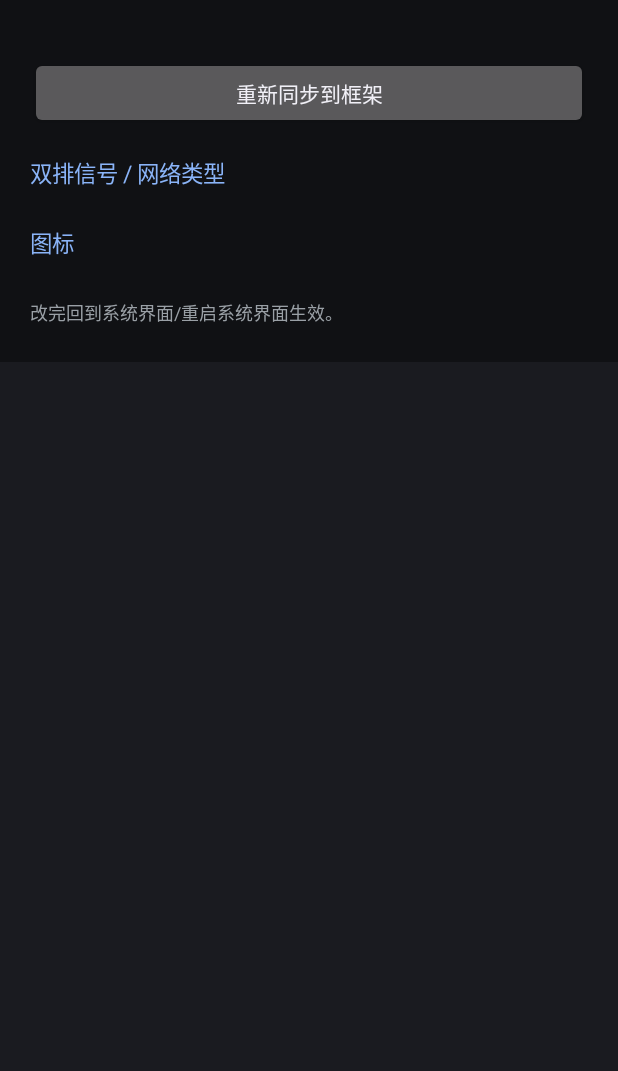
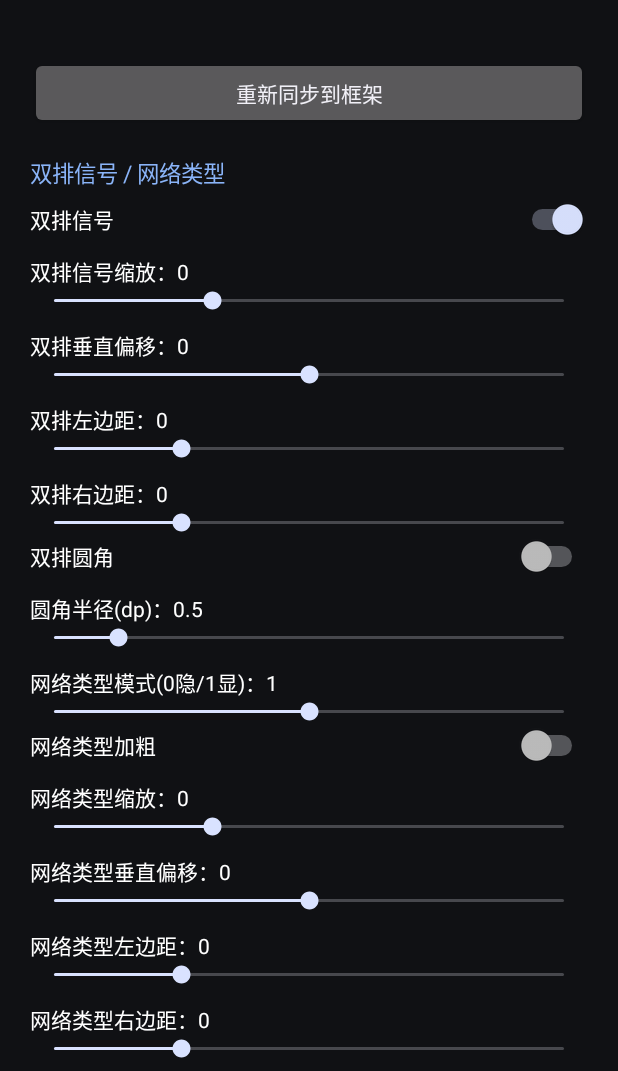
Before and after one commit to zaq1255/hyperchanger-sb, an Android app: the screen it shows after launch (SettingsActivity), on a phone screen of 412 x 824 dp, the part 165-1236 px from its top. Run offline under Robolectric (Android 15) with nearby library versions, the phone set to English and light mode, and no system bars; libraries missing offline, so code that uses them is left out: io.github.libxposed.service; 2 statements that could not run were skipped.

Commit message:
fix: clean settings activity

```diff
--- a/app/src/main/java/btm/m/os4/systemuihook/SettingsActivity.kt
+++ b/app/src/main/java/btm/m/os4/systemuihook/SettingsActivity.kt
@@ -6,7 +6,7 @@ import android.content.Context
 import android.content.SharedPreferences
 import android.graphics.Color
 import android.os.Bundle
-import android.view.Gravity
+import android.util.TypedValue
 import android.view.ViewGroup
 import android.widget.Button
 import android.widget.LinearLayout
@@ -16,140 +16,151 @@ import android.widget.Switch
 import android.widget.TextView
 import kotlin.math.roundToInt
 
-/** Minimal status-bar settings screen (classic Views). Writes to local + framework remote prefs. */
+/** Minimal status-bar settings screen (classic Views). Writes local + framework remote prefs. */
 class SettingsActivity : Activity() {
     private val G = REMOTE_PREFERENCE_GROUP
-    private var status: TextView? = null
+    private var root: LinearLayout? = null
+    private var statusView: TextView? = null
 
     override fun onCreate(savedInstanceState: Bundle?) {
         super.onCreate(savedInstanceState)
-        val root = LinearLayout(this).apply {
-            orientation = LinearLayout.VERTICAL
-            setPadding(dp(20), dp(24), dp(20), dp(24))
-            setBackgroundColor(Color.parseColor("#101114"))
+        val r = LinearLayout(this)
+        r.orientation = LinearLayout.VERTICAL
+        r.setPadding(dp(20), dp(24), dp(20), dp(24))
+        r.setBackgroundColor(Color.parseColor("#101114"))
+        root = r
+
+        addTitle(r, "SBOnly · 状态栏")
+        statusView = addStatus(r)
+        val sync = Button(this)
+        sync.text = "重新同步到框架"
+        sync.setOnClickListener {
+            SbApp.holder?.let { SbApp.syncAllToRemote(it) }
+            refreshStatus()
         }
-        val title = TextView(this).apply {
-            text = "SBOnly · 状态栏"
-            setTextSize(android.util.TypedValue.COMPLEX_UNIT_SP, 20f)
-            setTextColor(Color.WHITE)
-        }
-        root.addView(title)
-        status = TextView(this).apply {
-            setTextSize(android.util.TypedValue.COMPLEX_UNIT_SP, 13f)
-            setTextColor(Color.parseColor("#9AA0A6"))
-            setPadding(0, dp(6), 0, dp(14))
-            text = connStatus()
-        }
-        root.addView(status)
-        val sync = Button(this).apply {
-            text = "重新同步到框架"
-            setOnClickListener { SbApp.holder?.let { SbApp.syncAllToRemote(it) }; refreshStatus() }
-        }
-        root.addView(sync)
-        root.addView(label("双排信号 / 网络类型"))
-        sw("双排信号", KEY_STACKED_MOBILE_SIGNAL_ENABLED, false)
-        sf("双排信号缩放", KEY_STACKED_MOBILE_SIGNAL_SCALE, -0.9f, 2.0f, 0.1f, 0f)
-        sf("双排垂直偏移", KEY_STACKED_MOBILE_SIGNAL_VERTICAL_OFFSET, -30f, 30f, 1f, 0f)
-        sf("双排左边距", KEY_STACKED_MOBILE_SIGNAL_LEFT_MARGIN, -20f, 60f, 1f, 0f)
-        sf("双排右边距", KEY_STACKED_MOBILE_SIGNAL_RIGHT_MARGIN, -20f, 60f, 1f, 0f)
-        sw("双排圆角", KEY_STACKED_MOBILE_CORNER_ENABLED, false)
-        sf("圆角半径(dp)", KEY_STACKED_MOBILE_CORNER_RADIUS, 0f, 4f, 0.1f, 0.5f)
-        si("网络类型模式(0隐/1显)", KEY_MOBILE_NETWORK_TYPE_MODE, 0, 2, 1)
-        sw("网络类型加粗", KEY_MOBILE_NETWORK_TYPE_BOLD, false)
-        sf("网络类型缩放", KEY_MOBILE_NETWORK_TYPE_SCALE, -0.9f, 2.0f, 0.1f, 0f)
-        sf("网络类型垂直偏移", KEY_MOBILE_NETWORK_TYPE_VERTICAL_OFFSET, -30f, 30f, 1f, 0f)
-        sf("网络类型左边距", KEY_MOBILE_NETWORK_TYPE_LEFT_MARGIN, -20f, 60f, 1f, 0f)
-        sf("网络类型右边距", KEY_MOBILE_NETWORK_TYPE_RIGHT_MARGIN, -20f, 60f, 1f, 0f)
-        si("信号隐藏模式(0/1/2)", KEY_MOBILE_SIGNAL_HIDE_MODE, 0, 2, 0)
-        root.addView(label("图标"))
-        sf("图标缩放 %", KEY_STATUS_BAR_ICON_SIZE_PERCENT, -100f, 100f, 1f, 0f)
-        si("图标间距 %", KEY_STATUS_BAR_ICON_SPACING_PERCENT, -100, 100, 0)
-        val hint = TextView(this).apply {
-            text = "改完回到系统界面/重启系统界面生效。"
-            setTextSize(android.util.TypedValue.COMPLEX_UNIT_SP, 12f)
-            setTextColor(Color.parseColor("#9AA0A6"))
-            setPadding(0, dp(20), 0, 0)
-        }
-        root.addView(hint)
-        val sv = ScrollView(this).apply { addView(root) }
-        setContentView(sv)
+        r.addView(sync)
+
+        addSection(r, "双排信号 / 网络类型")
+        addSwitch(r, "双排信号", KEY_STACKED_MOBILE_SIGNAL_ENABLED, false)
+        addFloat(r, "双排信号缩放", KEY_STACKED_MOBILE_SIGNAL_SCALE, -0.9f, 2.0f, 0.1f, 0f)
+        addFloat(r, "双排垂直偏移", KEY_STACKED_MOBILE_SIGNAL_VERTICAL_OFFSET, -30f, 30f, 1f, 0f)
+        addFloat(r, "双排左边距", KEY_STACKED_MOBILE_SIGNAL_LEFT_MARGIN, -20f, 60f, 1f, 0f)
+        addFloat(r, "双排右边距", KEY_STACKED_MOBILE_SIGNAL_RIGHT_MARGIN, -20f, 60f, 1f, 0f)
+        addSwitch(r, "双排圆角", KEY_STACKED_MOBILE_CORNER_ENABLED, false)
+        addFloat(r, "圆角半径(dp)", KEY_STACKED_MOBILE_CORNER_RADIUS, 0f, 4f, 0.1f, 0.5f)
+        addInt(r, "网络类型模式(0隐/1显)", KEY_MOBILE_NETWORK_TYPE_MODE, 0, 2, 1)
+        addSwitch(r, "网络类型加粗", KEY_MOBILE_NETWORK_TYPE_BOLD, false)
+        addFloat(r, "网络类型缩放", KEY_MOBILE_NETWORK_TYPE_SCALE, -0.9f, 2.0f, 0.1f, 0f)
+        addFloat(r, "网络类型垂直偏移", KEY_MOBILE_NETWORK_TYPE_VERTICAL_OFFSET, -30f, 30f, 1f, 0f)
+        addFloat(r, "网络类型左边距", KEY_MOBILE_NETWORK_TYPE_LEFT_MARGIN, -20f, 60f, 1f, 0f)
+        addFloat(r, "网络类型右边距", KEY_MOBILE_NETWORK_TYPE_RIGHT_MARGIN, -20f, 60f, 1f, 0f)
+        addInt(r, "信号隐藏模式(0/1/2)", KEY_MOBILE_SIGNAL_HIDE_MODE, 0, 2, 0)
+
+        addSection(r, "图标")
+        addFloat(r, "图标缩放 %", KEY_STATUS_BAR_ICON_SIZE_PERCENT, -100f, 100f, 1f, 0f)
+        addInt(r, "图标间距 %", KEY_STATUS_BAR_ICON_SPACING_PERCENT, -100, 100, 0)
+
+        val hint = TextView(this)
+        hint.setText("改完回到系统界面 / 重启系统界面生效。")
+        hint.setTextSize(TypedValue.COMPLEX_UNIT_SP, 12f)
+        hint.setTextColor(Color.parseColor("#9AA0A6"))
+        hint.setPadding(0, dp(20), 0, 0)
+        r.addView(hint)
+
+        val sc = ScrollView(this)
+        sc.addView(r)
+        setContentView(sc)
     }
 
     override fun onResume() { super.onResume(); refreshStatus() }
 
-    private fun connStatus() = "框架：" + (if (SbApp.holder != null) "已连接 ✓" else "未连接（先在本机 LSPosed/Vector 启用模块）")
-    private fun refreshStatus() { status?.text = connStatus() }
+    private fun connStatus(): String =
+        "框架：" + (if (SbApp.holder != null) "已连接 ✓" else "未连接（先在本机 LSPosed/Vector 启用模块）")
 
-    private fun label(t: String): TextView = TextView(this).apply {
-        text = t; setTextSize(android.util.TypedValue.COMPLEX_UNIT_SP, 15f); setTextColor(Color.parseColor("#8AB4F8")); setPadding(0, dp(18), 0, dp(6))
+    private fun refreshStatus() { statusView?.setText(connStatus()) }
+
+    private fun addTitle(r: LinearLayout, s: String) {
+        val tv = TextView(this)
+        tv.setText(s); tv.setTextSize(TypedValue.COMPLEX_UNIT_SP, 20f); tv.setTextColor(Color.WHITE)
+        r.addView(tv)
     }
 
-    private fun sw(text: String, key: String, def: Boolean) {
-        val sp = prefs()
-        val v = sp.getBoolean(key, def)
-        val s = Switch(this).apply {
-            this.text = text; setTextColor(Color.WHITE); isChecked = v
-            setOnCheckedChangeListener { _, checked -> editBoth { it.putBoolean(key, checked) } }
-        }
-        (findRoot()).addView(s)
+    private fun addStatus(r: LinearLayout): TextView {
+        val tv = TextView(this)
+        tv.setText(connStatus()); tv.setTextSize(TypedValue.COMPLEX_UNIT_SP, 13f)
+        tv.setTextColor(Color.parseColor("#9AA0A6")); tv.setPadding(0, dp(6), 0, dp(14))
+        r.addView(tv); return tv
     }
 
-    private fun sf(text: String, key: String, min: Float, max: Float, step: Float, def: Float) {
-        val sp = prefs()
-        val cur = sp.getFloat(key, def).coerceIn(min, max)
+    private fun addSection(r: LinearLayout, s: String) {
+        val tv = TextView(this)
+        tv.setText(s); tv.setTextSize(TypedValue.COMPLEX_UNIT_SP, 15f)
+        tv.setTextColor(Color.parseColor("#8AB4F8")); tv.setPadding(0, dp(18), 0, dp(6))
+        r.addView(tv)
+    }
+
+    private fun addSwitch(r: LinearLayout, title: String, key: String, def: Boolean) {
+        val v = prefs().getBoolean(key, def)
+        val sw = Switch(this)
+        sw.text = title
+        sw.setTextColor(Color.WHITE)
+        sw.isChecked = v
+        sw.setOnCheckedChangeListener { _, checked -> editBoth { it.putBoolean(key, checked) } }
+        r.addView(sw)
+    }
+
+    private fun addFloat(r: LinearLayout, title: String, key: String, min: Float, max: Float, step: Float, def: Float) {
+        val cur = prefs().getFloat(key, def).coerceIn(min, max)
         val steps = ((max - min) / step).roundToInt()
         val prog = ((cur - min) / step).roundToInt().coerceIn(0, steps)
-        val tv = TextView(this).apply { text = "$text：${fmt(cur)}"; setTextColor(Color.WHITE); setTextSize(android.util.TypedValue.COMPLEX_UNIT_SP, 14f); setPadding(0, dp(10), 0, 0) }
-        (findRoot()).addView(tv)
-        val sb = SeekBar(this).apply {
-            this.max = steps; progress = prog
-            setOnSeekBarChangeListener(object : SeekBar.OnSeekBarChangeListener {
-                override fun onProgressChanged(sb: SeekBar?, p: Int, fromUser: Boolean) {
-                    val valF = min + p * step
-                    tv.text = "$text：${fmt(valF)}"
-                    if (fromUser) editBoth { it.putFloat(key, valF) }
+        val tv = TextView(this)
+        tv.setText(title + "：" + fmt(cur))
+        tv.setTextColor(Color.WHITE); tv.setTextSize(TypedValue.COMPLEX_UNIT_SP, 14f); tv.setPadding(0, dp(10), 0, 0)
+        r.addView(tv)
+        val sb = SeekBar(this)
+        sb.max = steps
+        sb.progress = prog
+        sb.setOnSeekBarChangeListener(object : SeekBar.OnSeekBarChangeListener {
+            override fun onProgressChanged(bar: SeekBar?, p: Int, fromUser: Boolean) {
+                val v = min + p * step
+                tv.setText(title + "：" + fmt(v))
+                if (fromUser) editBoth { it.putFloat(key, v) }
             }
-                override fun onStartTrackingTouch(sb: SeekBar?) {}
-                override fun onStopTrackingTouch(sb: SeekBar?) {}
+            override fun onStartTrackingTouch(bar: SeekBar?) {}
+            override fun onStopTrackingTouch(bar: SeekBar?) {}
         })
-        }
-        (findRoot()).addView(sb)
+        r.addView(sb)
     }
 
-    private fun si(text: String, key: String, min: Int, max: Int, def: Int) {
-        val sp = prefs()
-        val cur = sp.getInt(key, def).coerceIn(min, max)
-        val tv = TextView(this).apply { text = "$text：$cur"; setTextColor(Color.WHITE); setTextSize(android.util.TypedValue.COMPLEX_UNIT_SP, 14f); setPadding(0, dp(10), 0, 0) }
-        (findRoot()).addView(tv)
-        val sb = SeekBar(this).apply {
-            this.max = (max - min); progress = cur - min
-            setOnSeekBarChangeListener(object : SeekBar.OnSeekBarChangeListener {
-                override fun onProgressChanged(sb: SeekBar?, p: Int, fromUser: Boolean) {
+    private fun addInt(r: LinearLayout, title: String, key: String, min: Int, max: Int, def: Int) {
+        val cur = prefs().getInt(key, def).coerceIn(min, max)
+        val tv = TextView(this)
+        tv.setText(title + "：" + cur)
+        tv.setTextColor(Color.WHITE); tv.setTextSize(TypedValue.COMPLEX_UNIT_SP, 14f); tv.setPadding(0, dp(10), 0, 0)
+        r.addView(tv)
+        val sb = SeekBar(this)
+        sb.max = (max - min)
+        sb.progress = cur - min
+        sb.setOnSeekBarChangeListener(object : SeekBar.OnSeekBarChangeListener {
+            override fun onProgressChanged(bar: SeekBar?, p: Int, fromUser: Boolean) {
                 val v = min + p
-                    tv.text = "$text：$v"
+                tv.setText(title + "：" + v)
                 if (fromUser) editBoth { it.putInt(key, v) }
             }
-                override fun onStartTrackingTouch(sb: SeekBar?) {}
-                override fun onStopTrackingTouch(sb: SeekBar?) {}
+            override fun onStartTrackingTouch(bar: SeekBar?) {}
+            override fun onStopTrackingTouch(bar: SeekBar?) {}
         })
-        }
-        (findRoot()).addView(sb)
+        r.addView(sb)
     }
 
-    private fun fmt(f: Float) = if (f == f.roundToInt().toFloat()) f.roundToInt().toString() else String.format("%.1f", f)
+    private fun fmt(f: Float): String =
+        if (f == f.roundToInt().toFloat()) f.roundToInt().toString() else String.format("%.1f", f)
 
     private fun prefs(): SharedPreferences = getSharedPreferences(G, Context.MODE_PRIVATE)
 
     private fun editBoth(block: (SharedPreferences.Editor) -> Unit) {
         val le = prefs().edit(); block(le); le.apply()
-        SbApp.holder?.let { svc ->
-            runCatching { val re = svc.getRemotePreferences(G).edit(); block(re); re.apply() }
-        }
-    }
-
-    private fun findRoot(): LinearLayout {
-        val sv = findViewById<ViewGroup>(android.R.id.content).getChildAt(0) as ScrollView
-        return sv.getChildAt(0) as LinearLayout
+        SbApp.holder?.let { svc -> runCatching { val re = svc.getRemotePreferences(G).edit(); block(re); re.apply() } }
     }
 
     private fun dp(v: Int): Int = (v * resources.displayMetrics.density).roundToInt()
```
Lines whose indentation alone changed are shown as unchanged.
